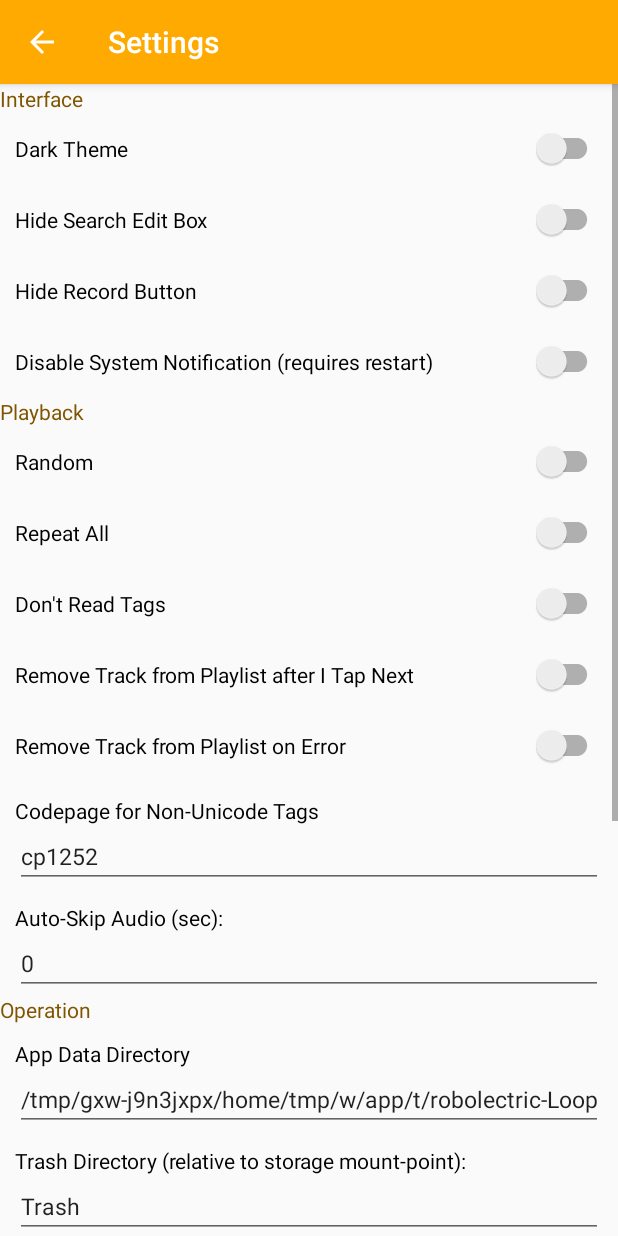
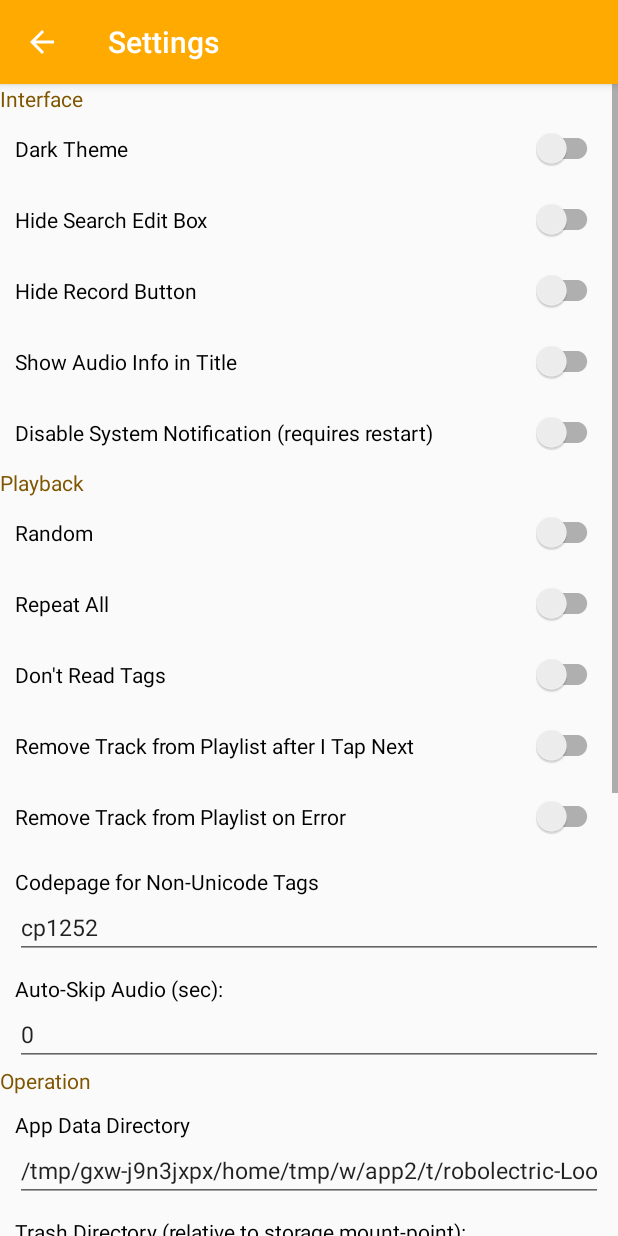
Before and after one commit to stsaz/fmedia, an Android app: the screen it shows after launch (SettingsActivity), in the options menu, after a tap on "Settings...", on a phone screen of 412 x 824 dp. Run offline under Robolectric (Android 15) with nearby library versions, the light colour scheme and no system bars; network calls fail; pictures from the network do not load; 15 statements that could not run were skipped.

Commit message:
+ android: "Show Audio Info in Title"

```diff
--- a/android/fmedia/src/main/java/com/github/stsaz/fmedia/Fmedia.java
+++ b/android/fmedia/src/main/java/com/github/stsaz/fmedia/Fmedia.java
@@ -10,6 +10,7 @@ class Fmedia {
 		length_msec = 0;
 		artist = "";
 		title = "";
+		info = "";
 		init();
 	}
 	private native void init();
@@ -18,7 +19,7 @@ class Fmedia {
 	public native void setCodepage(String codepage);
 
 	long length_msec;
-	String artist, title;
+	String artist, title, info;
 	public native String[] meta(String filepath);
 
 	static final int F_DATE_PRESERVE = 1;
--- a/android/fmedia/src/main/java/com/github/stsaz/fmedia/GUI.java
+++ b/android/fmedia/src/main/java/com/github/stsaz/fmedia/GUI.java
@@ -14,6 +14,7 @@ class GUI {
 	Context cur_activity;
 	boolean filter_hide;
 	boolean record_hide;
+	boolean ainfo_in_title;
 	String cur_path = ""; // current explorer path
 	int list_pos; // list scroll position
 
@@ -31,6 +32,7 @@ class GUI {
 				String.format("filter_hide %d\n", core.bool_to_int(filter_hide)) +
 				String.format("record_hide %d\n", core.bool_to_int(record_hide)) +
 				String.format("list_pos %d\n", list_pos) +
+				String.format("ui_info_in_title %d\n", core.bool_to_int(ainfo_in_title)) +
 				String.format("theme %d\n", theme);
 	}
 
@@ -43,6 +45,8 @@ class GUI {
 			record_hide = core.str_to_bool(v);
 		else if (k.equals("list_pos"))
 			list_pos = core.str_to_uint(v, 0);
+		else if (k.equals("ui_info_in_title"))
+			ainfo_in_title = core.str_to_bool(v);
 		else if (k.equals("theme"))
 			theme = core.str_to_uint(v, 0);
 		else
--- a/android/fmedia/src/main/java/com/github/stsaz/fmedia/MainActivity.java
+++ b/android/fmedia/src/main/java/com/github/stsaz/fmedia/MainActivity.java
@@ -728,7 +728,11 @@ public class MainActivity extends AppCompatActivity {
 	 * Called by Track when a new track is initialized
 	 */
 	private int new_track(TrackHandle t) {
-		lbl_name.setText(t.name);
+		String title = t.name;
+		if (core.gui().ainfo_in_title && !t.info.isEmpty())
+			title = String.format("%s [%s]", t.name, t.info);
+		lbl_name.setText(title);
+
 		progs.setProgress(0);
 		if (t.state == Track.STATE_PAUSED) {
 			state(STATE_PAUSED);
--- a/android/fmedia/src/main/java/com/github/stsaz/fmedia/SettingsActivity.java
+++ b/android/fmedia/src/main/java/com/github/stsaz/fmedia/SettingsActivity.java
@@ -17,7 +17,7 @@ public class SettingsActivity extends AppCompatActivity {
 	private static final String TAG = "fmedia.SettingsActivity";
 	private Core core;
 	private SwitchCompat brandom, brepeat, bfilter_hide, brec_hide, bsvc_notif_disable, bfile_del;
-	private SwitchCompat bnotags, blist_rm_on_next, blist_rm_on_err, bdark;
+	private SwitchCompat bnotags, blist_rm_on_next, blist_rm_on_err, bdark, ui_info_in_title;
 	private TextView tdata_dir, trecdir, ttrash_dir, tautoskip, tcodepage;
 
 	private TextView rec_bitrate, rec_buf_len, rec_until, rec_gain;
@@ -54,6 +54,7 @@ public class SettingsActivity extends AppCompatActivity {
 		// Interface
 		bdark = findViewById(R.id.bdark);
 		bdark.setChecked(core.gui().theme == GUI.THM_DARK);
+		ui_info_in_title = findViewById(R.id.ui_info_in_title);
 
 		bfilter_hide = findViewById(R.id.bshowfilter);
 		bfilter_hide.setChecked(core.gui().filter_hide);
@@ -105,6 +106,7 @@ public class SettingsActivity extends AppCompatActivity {
 
 	private void load() {
 		blist_rm_on_err.setChecked(core.setts.qu_rm_on_err);
+		ui_info_in_title.setChecked(core.gui().ainfo_in_title);
 
 		rec_load();
 	}
@@ -135,6 +137,7 @@ public class SettingsActivity extends AppCompatActivity {
 
 		core.gui().filter_hide = bfilter_hide.isChecked();
 		core.gui().record_hide = brec_hide.isChecked();
+		core.gui().ainfo_in_title = ui_info_in_title.isChecked();
 
 		rec_save();
 		core.setts.normalize();
--- a/android/fmedia/src/main/java/com/github/stsaz/fmedia/Track.java
+++ b/android/fmedia/src/main/java/com/github/stsaz/fmedia/Track.java
@@ -49,7 +49,7 @@ class TrackHandle {
 	boolean error; // processing error
 	String url;
 	String[] meta;
-	String artist, title;
+	String artist, title, info;
 	String name; // track name shown in GUI
 	int pos_msec; // current progress (msec)
 	int prev_pos_msec; // previous progress position (msec)
@@ -318,11 +318,13 @@ class Track {
 		tplay.meta = new String[0];
 		tplay.artist = "";
 		tplay.title = "";
+		tplay.info = "";
 
 		if (!core.setts.no_tags) {
 			tplay.meta = core.fmedia.meta(url);
 			tplay.artist = core.fmedia.artist;
 			tplay.title = core.fmedia.title;
+			tplay.info = core.fmedia.info;
 			tplay.time_total_msec = (int)core.fmedia.length_msec;
 		}
 		tplay.name = header(tplay);
--- a/android/fmedia/src/main/res/layout/settings.xml
+++ b/android/fmedia/src/main/res/layout/settings.xml
@@ -34,6 +34,11 @@
 			android:layout_height="wrap_content"
 			android:layout_margin="10dp"
 			android:text="@string/sett_show_record" />
+
+		<androidx.appcompat.widget.SwitchCompat android:id="@+id/ui_info_in_title"
+			android:layout_width="match_parent" android:layout_height="wrap_content"
+			android:layout_margin="10dp"
+			android:text="@string/sett_ui_info_in_title" />
 
 		<androidx.appcompat.widget.SwitchCompat
 			android:id="@+id/bsvc_notif_disable"
--- a/android/fmedia/src/main/res/values/strings.xml
+++ b/android/fmedia/src/main/res/values/strings.xml
@@ -21,6 +21,7 @@
 	<string name="sett_dark">Dark Theme</string>
 	<string name="sett_show_filter">Hide "Search" Edit Box</string>
 	<string name="sett_show_record">Hide "Record" Button</string>
+	<string name="sett_ui_info_in_title">Show Audio Info in Title</string>
 	<string name="sett_svc_notif_disable">Disable System Notification (requires restart)</string>
 
 	<string name="sett_playback">Playback</string>
```
Also changed, not shown: 1 other file.
